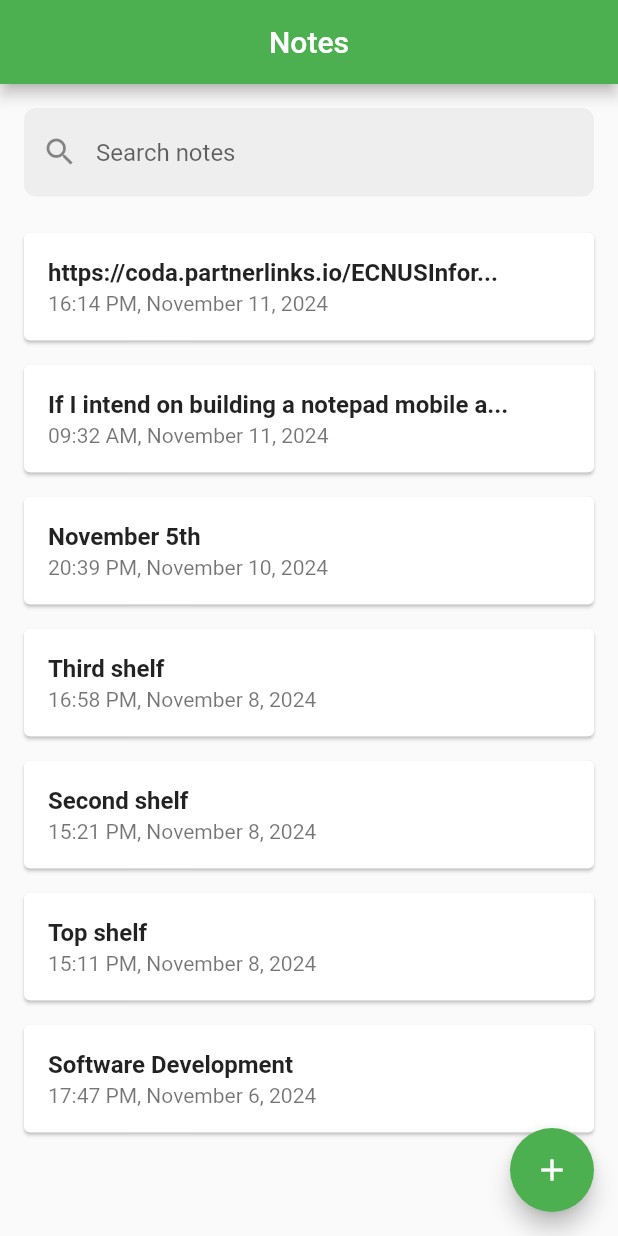
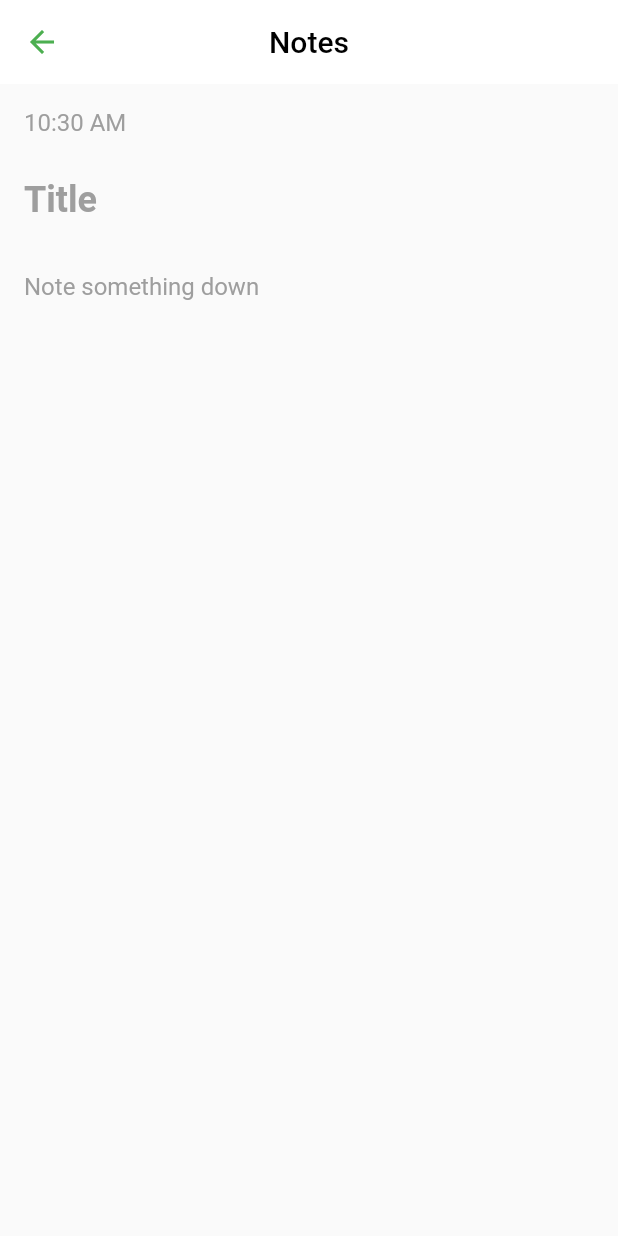
Before and after one commit to chistev/flutter_notepad, a Flutter app: the screen it shows after launch, after a tap on the "add" icon, on a phone screen of 412 x 824 dp. Run offline on Flutter 3.47's test engine with Material 2 defaults, Android fonts, the phone set to English and light mode, and no system bars.

Commit message:
added a page for creation of notes

```diff
--- /dev/null
+++ b/lib/create_note_page.dart
@@ -0,0 +1,61 @@
+import 'package:flutter/material.dart';
+
+class CreateNotePage extends StatelessWidget {
+  final TextEditingController _titleController = TextEditingController();
+  final TextEditingController _noteController = TextEditingController();
+
+  @override
+  Widget build(BuildContext context) {
+    return Scaffold(
+      appBar: AppBar(
+        leading: IconButton(
+          icon: const Icon(Icons.arrow_back, color: Colors.green),
+          onPressed: () => Navigator.of(context).pop(),
+        ),
+        title: const Text(
+          'Notes',
+          style: TextStyle(color: Colors.black),
+        ),
+        centerTitle: true,
+        backgroundColor: Colors.white,
+        elevation: 0,
+      ),
+      body: Padding(
+        padding: const EdgeInsets.all(16.0),
+        child: Column(
+          crossAxisAlignment: CrossAxisAlignment.start,
+          children: [
+            Text(
+              // Display current time in the format shown in the screenshot
+              '${TimeOfDay.now().format(context)}',
+              style: const TextStyle(color: Colors.grey, fontSize: 16),
+            ),
+            const SizedBox(height: 16),
+            TextField(
+              controller: _titleController,
+              style: const TextStyle(fontSize: 24, fontWeight: FontWeight.bold),
+              decoration: const InputDecoration(
+                hintText: 'Title',
+                border: InputBorder.none,
+                hintStyle: TextStyle(color: Colors.grey),
+              ),
+            ),
+            const SizedBox(height: 8),
+            Expanded(
+              child: TextField(
+                controller: _noteController,
+                decoration: const InputDecoration(
+                  hintText: 'Note something down',
+                  border: InputBorder.none,
+                  hintStyle: TextStyle(color: Colors.grey),
+                ),
+                maxLines: null,
+                keyboardType: TextInputType.multiline,
+              ),
+            ),
+          ],
+        ),
+      ),
+    );
+  }
+}
--- a/lib/notes_page.dart
+++ b/lib/notes_page.dart
@@ -1,6 +1,8 @@
 import 'package:flutter/material.dart';
 import 'note_list_item.dart';
 import 'search_bar.dart';
+import 'create_note_page.dart';
+
 
 class NotesPage extends StatefulWidget {
   const NotesPage({super.key});
@@ -125,7 +127,10 @@ class _NotesPageState extends State<NotesPage> {
         ),
         floatingActionButton: FloatingActionButton(
           onPressed: () {
-            // Add your note-creation logic here
+            Navigator.push(
+      context,
+      MaterialPageRoute(builder: (context) => CreateNotePage()),
+    );
           },
           tooltip: 'Add Note',
           child: const Icon(Icons.add),
```
